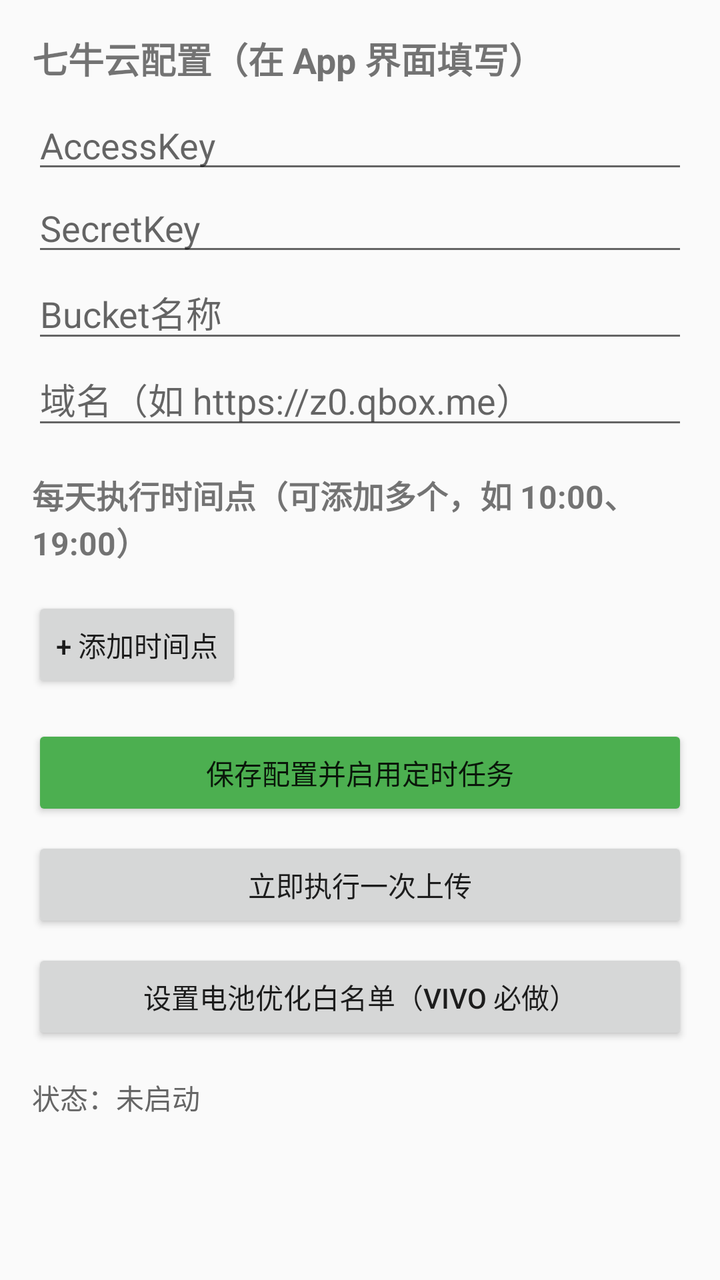
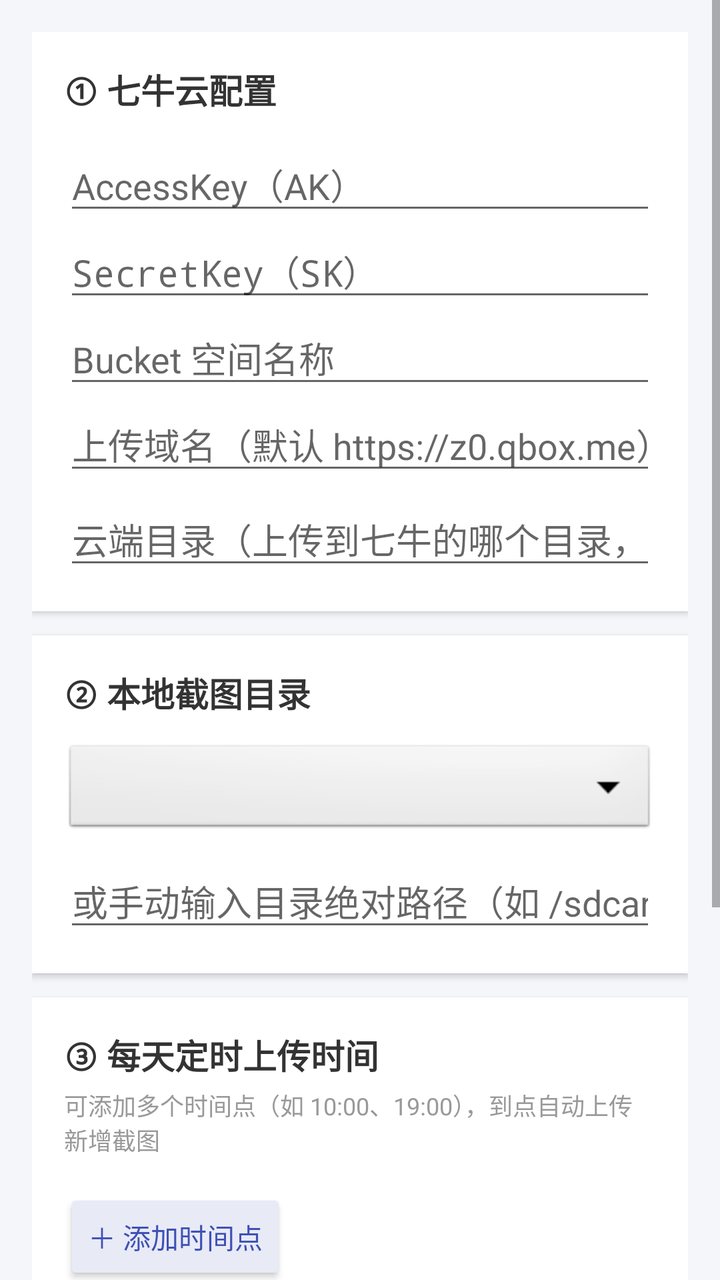

Screens rendered from an Android XML layout before and after an edit, with the pre-edit source and the edit as a unified diff.
<!-- AndroidManifest.xml: application theme Theme.AppCompat.Light.DarkActionBar -->
<!-- res/layout/activity_main.xml -->
<?xml version="1.0" encoding="utf-8"?>
<ScrollView xmlns:android="http://schemas.android.com/apk/res/android"
    android:layout_width="match_parent"
    android:layout_height="match_parent"
    android:padding="16dp">

    <LinearLayout
        android:layout_width="match_parent"
        android:layout_height="wrap_content"
        android:orientation="vertical">

        <TextView
            android:layout_width="match_parent"
            android:layout_height="wrap_content"
            android:text="七牛云配置（在 App 界面填写）"
            android:textStyle="bold"
            android:textSize="18sp"
            android:layout_marginBottom="8dp"/>

        <EditText
            android:id="@+id/et_access_key"
            android:layout_width="match_parent"
            android:layout_height="wrap_content"
            android:hint="AccessKey"
            android:inputType="text"/>

        <EditText
            android:id="@+id/et_secret_key"
            android:layout_width="match_parent"
            android:layout_height="wrap_content"
            android:hint="SecretKey"
            android:inputType="text"/>

        <EditText
            android:id="@+id/et_bucket"
            android:layout_width="match_parent"
            android:layout_height="wrap_content"
            android:hint="Bucket名称"
            android:inputType="text"/>

        <EditText
            android:id="@+id/et_domain"
            android:layout_width="match_parent"
            android:layout_height="wrap_content"
            android:hint="域名（如 https://z0.qbox.me）"
            android:inputType="textUri"/>

        <TextView
            android:layout_width="match_parent"
            android:layout_height="wrap_content"
            android:text="每天执行时间点（可添加多个，如 10:00、19:00）"
            android:textStyle="bold"
            android:textSize="16sp"
            android:layout_marginTop="16dp"
            android:layout_marginBottom="8dp"/>

        <LinearLayout
            android:id="@+id/times_container"
            android:layout_width="match_parent"
            android:layout_height="wrap_content"
            android:orientation="vertical"/>

        <Button
            android:id="@+id/btn_add_time"
            android:layout_width="wrap_content"
            android:layout_height="wrap_content"
            android:text="+ 添加时间点"
            android:layout_marginTop="8dp"/>

        <Button
            android:id="@+id/btn_save"
            android:layout_width="match_parent"
            android:layout_height="wrap_content"
            android:text="保存配置并启用定时任务"
            android:layout_marginTop="16dp"
            android:backgroundTint="#4CAF50"/>

        <Button
            android:id="@+id/btn_execute_now"
            android:layout_width="match_parent"
            android:layout_height="wrap_content"
            android:text="立即执行一次上传"
            android:layout_marginTop="8dp"/>

        <Button
            android:id="@+id/btn_battery"
            android:layout_width="match_parent"
            android:layout_height="wrap_content"
            android:text="设置电池优化白名单（vivo 必做）"
            android:layout_marginTop="8dp"/>

        <TextView
            android:id="@+id/tv_status"
            android:layout_width="match_parent"
            android:layout_height="wrap_content"
            android:text="状态：未启动"
            android:layout_marginTop="16dp"
            android:textSize="14sp"
            android:textColor="#666666"/>

    </LinearLayout>
</ScrollView>
<!-- resources referenced by this layout -->
<resources>

</resources>

<!-- the commit's change to res/layout/activity_main.xml (unified diff, before → after) -->
@@ -2,99 +2,184 @@
 <ScrollView xmlns:android="http://schemas.android.com/apk/res/android"
     android:layout_width="match_parent"
     android:layout_height="match_parent"
-    android:padding="16dp">
+    android:background="#F5F6FA"
+    android:fillViewport="true">
 
     <LinearLayout
         android:layout_width="match_parent"
         android:layout_height="wrap_content"
-        android:orientation="vertical">
+        android:orientation="vertical"
+        android:padding="16dp">
 
-        <TextView
+        
+        <LinearLayout
             android:layout_width="match_parent"
             android:layout_height="wrap_content"
-            android:text="七牛云配置（在 App 界面填写）"
-            android:textStyle="bold"
-            android:textSize="18sp"
-            android:layout_marginBottom="8dp"/>
+            android:orientation="vertical"
+            android:background="@android:color/white"
+            android:padding="16dp"
+            android:elevation="2dp">
 
-        <EditText
-            android:id="@+id/et_access_key"
+            <TextView
+                android:layout_width="match_parent"
+                android:layout_height="wrap_content"
+                android:text="① 七牛云配置"
+                android:textStyle="bold"
+                android:textSize="17sp"
+                android:textColor="#333333"
+                android:layout_marginBottom="12dp"/>
+
+            <EditText
+                android:id="@+id/et_access_key"
+                android:layout_width="match_parent"
+                android:layout_height="wrap_content"
+                android:hint="AccessKey（AK）"
+                android:inputType="text"/>
+
+            <EditText
+                android:id="@+id/et_secret_key"
+                android:layout_width="match_parent"
+                android:layout_height="wrap_content"
+                android:hint="SecretKey（SK）"
+                android:inputType="textPassword"/>
+
+            <EditText
+                android:id="@+id/et_bucket"
+                android:layout_width="match_parent"
+                android:layout_height="wrap_content"
+                android:hint="Bucket 空间名称"
+                android:inputType="text"/>
+
+            <EditText
+                android:id="@+id/et_domain"
+                android:layout_width="match_parent"
+                android:layout_height="wrap_content"
+                android:hint="上传域名（默认 https://z0.qbox.me）"
+                android:inputType="textUri"/>
+
+            <EditText
+                android:id="@+id/et_qiniu_dir"
+                android:layout_width="match_parent"
+                android:layout_height="wrap_content"
+                android:hint="云端目录（上传到七牛的哪个目录，如 daka_screenshots）"
+                android:inputType="text"
+                android:layout_marginTop="4dp"/>
+        </LinearLayout>
+
+        
+        <LinearLayout
             android:layout_width="match_parent"
             android:layout_height="wrap_content"
-            android:hint="AccessKey"
-            android:inputType="text"/>
+            android:orientation="vertical"
+            android:background="@android:color/white"
+            android:padding="16dp"
+            android:layout_marginTop="12dp"
+            android:elevation="2dp">
 
-        <EditText
-            android:id="@+id/et_secret_key"
+            <TextView
+                android:layout_width="match_parent"
+                android:layout_height="wrap_content"
+                android:text="② 本地截图目录"
+                android:textStyle="bold"
+                android:textSize="17sp"
+                android:textColor="#333333"
+                android:layout_marginBottom="12dp"/>
+
+            <Spinner
+                android:id="@+id/spinner_local_dir"
+                android:layout_width="match_parent"
+                android:layout_height="wrap_content"
+                android:background="@android:drawable/btn_dropdown"
+                android:padding="8dp"/>
+
+            <EditText
+                android:id="@+id/et_local_dir"
+                android:layout_width="match_parent"
+                android:layout_height="wrap_content"
+                android:hint="或手动输入目录绝对路径（如 /sdcard/DCIM/Screenshots）"
+                android:inputType="text"
+                android:layout_marginTop="8dp"/>
+        </LinearLayout>
+
+        
+        <LinearLayout
             android:layout_width="match_parent"
             android:layout_height="wrap_content"
-            android:hint="SecretKey"
-            android:inputType="text"/>
+            android:orientation="vertical"
+            android:background="@android:color/white"
+            android:padding="16dp"
+            android:layout_marginTop="12dp"
+            android:elevation="2dp">
 
-        <EditText
-            android:id="@+id/et_bucket"
-            android:layout_width="match_parent"
-            android:layout_height="wrap_content"
-            android:hint="Bucket名称"
-            android:inputType="text"/>
+            <TextView
+                android:layout_width="match_parent"
+                android:layout_height="wrap_content"
+                android:text="③ 每天定时上传时间"
+                android:textStyle="bold"
+                android:textSize="17sp"
+                android:textColor="#333333"
+                android:layout_marginBottom="4dp"/>
 
-        <EditText
-            android:id="@+id/et_domain"
-            android:layout_width="match_parent"
-            android:layout_height="wrap_content"
-            android:hint="域名（如 https://z0.qbox.me）"
-            android:inputType="textUri"/>
+            <TextView
+                android:layout_width="match_parent"
+                android:layout_height="wrap_content"
+                android:text="可添加多个时间点（如 10:00、19:00），到点自动上传新增截图"
+                android:textSize="12sp"
+                android:textColor="#999999"
+                android:layout_marginBottom="8dp"/>
 
-        <TextView
-            android:layout_width="match_parent"
-            android:layout_height="wrap_content"
-            android:text="每天执行时间点（可添加多个，如 10:00、19:00）"
-            android:textStyle="bold"
-            android:textSize="16sp"
-            android:layout_marginTop="16dp"
-            android:layout_marginBottom="8dp"/>
+            <LinearLayout
+                android:id="@+id/times_container"
+                android:layout_width="match_parent"
+                android:layout_height="wrap_content"
+                android:orientation="vertical"/>
 
-        <LinearLayout
-            android:id="@+id/times_container"
-            android:layout_width="match_parent"
-            android:layout_height="wrap_content"
-            android:orientation="vertical"/>
+            <Button
+                android:id="@+id/btn_add_time"
+                android:layout_width="wrap_content"
+                android:layout_height="wrap_content"
+                android:text="＋ 添加时间点"
+                android:layout_marginTop="8dp"
+                android:backgroundTint="#E8EAF6"
+                android:textColor="#3F51B5"/>
+        </LinearLayout>
 
-        <Button
-            android:id="@+id/btn_add_time"
-            android:layout_width="wrap_content"
-            android:layout_height="wrap_content"
-            android:text="+ 添加时间点"
-            android:layout_marginTop="8dp"/>
-
+        
         <Button
             android:id="@+id/btn_save"
             android:layout_width="match_parent"
             android:layout_height="wrap_content"
             android:text="保存配置并启用定时任务"
             android:layout_marginTop="16dp"
-            android:backgroundTint="#4CAF50"/>
+            android:backgroundTint="#4CAF50"
+            android:textColor="@android:color/white"/>
 
         <Button
             android:id="@+id/btn_execute_now"
             android:layout_width="match_parent"
             android:layout_height="wrap_content"
             android:text="立即执行一次上传"
-            android:layout_marginTop="8dp"/>
+            android:layout_marginTop="8dp"
+            android:backgroundTint="#2196F3"
+            android:textColor="@android:color/white"/>
 
         <Button
             android:id="@+id/btn_battery"
             android:layout_width="match_parent"
             android:layout_height="wrap_content"
-            android:text="设置电池优化白名单（vivo 必做）"
-            android:layout_marginTop="8dp"/>
+            android:text="设置电池优化白名单（vivo/OPPO 必做）"
+            android:layout_marginTop="8dp"
+            android:backgroundTint="#FF9800"
+            android:textColor="@android:color/white"/>
 
+        
         <TextView
             android:id="@+id/tv_status"
             android:layout_width="match_parent"
             android:layout_height="wrap_content"
             android:text="状态：未启动"
             android:layout_marginTop="16dp"
+            android:layout_marginBottom="16dp"
             android:textSize="14sp"
             android:textColor="#666666"/>
 
